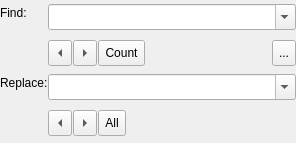
This is src/Sigil/Form_Files/FindReplace.ui in Sigil-Ebook/Sigil as Qt 5 draws it before an edit. The edited form follows.
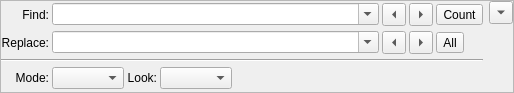
This is the edited form.

Commit message: Refactor Find/Replace to a widget that appears below the editor.

The edit to the form file:
```diff
--- a/src/Sigil/Form_Files/FindReplace.ui
+++ b/src/Sigil/Form_Files/FindReplace.ui
@@ -1,135 +1,67 @@
 <?xml version="1.0" encoding="UTF-8"?>
 <ui version="4.0">
  <class>FindReplace</class>
- <widget class="QDockWidget" name="FindReplace">
+ <widget class="QWidget" name="FindReplace">
   <property name="geometry">
    <rect>
     <x>0</x>
     <y>0</y>
-    <width>296</width>
-    <height>143</height>
+    <width>514</width>
+    <height>93</height>
    </rect>
   </property>
   <property name="sizePolicy">
-   <sizepolicy hsizetype="Preferred" vsizetype="Fixed">
+   <sizepolicy hsizetype="Preferred" vsizetype="Preferred">
     <horstretch>0</horstretch>
     <verstretch>0</verstretch>
    </sizepolicy>
   </property>
-  <property name="minimumSize">
-   <size>
-    <width>195</width>
-    <height>143</height>
-   </size>
-  </property>
-  <property name="maximumSize">
-   <size>
-    <width>524287</width>
-    <height>143</height>
-   </size>
-  </property>
   <property name="windowTitle">
    <string>Find / Replace</string>
   </property>
-  <widget class="QWidget" name="dockWidgetContents">
-   <property name="sizePolicy">
-    <sizepolicy hsizetype="Preferred" vsizetype="Minimum">
-     <horstretch>0</horstretch>
-     <verstretch>0</verstretch>
-    </sizepolicy>
+  <layout class="QHBoxLayout" name="horizontalLayout_2">
+   <property name="spacing">
+    <number>0</number>
    </property>
-   <layout class="QGridLayout" name="gridLayout">
-    <property name="leftMargin">
-     <number>0</number>
-    </property>
-    <property name="topMargin">
-     <number>0</number>
-    </property>
-    <property name="rightMargin">
-     <number>0</number>
-    </property>
-    <property name="bottomMargin">
-     <number>3</number>
-    </property>
-    <property name="spacing">
-     <number>0</number>
-    </property>
-    <item row="0" column="0">
-     <layout class="QVBoxLayout" name="verticalLayout_4">
-      <item>
-       <widget class="QLabel" name="findLabel">
-        <property name="minimumSize">
-         <size>
-          <width>0</width>
-          <height>26</height>
-         </size>
-        </property>
-        <property name="text">
-         <string>Find:</string>
-        </property>
-       </widget>
-      </item>
-      <item>
-       <spacer name="verticalSpacer">
-        <property name="orientation">
-         <enum>Qt::Vertical</enum>
-        </property>
-        <property name="sizeHint" stdset="0">
-         <size>
-          <width>0</width>
-          <height>0</height>
-         </size>
-        </property>
-       </spacer>
-      </item>
-     </layout>
-    </item>
-    <item row="0" column="1">
-     <layout class="QVBoxLayout" name="verticalLayout">
-      <property name="spacing">
-       <number>6</number>
+   <property name="margin">
+    <number>0</number>
+   </property>
+   <item>
+    <widget class="QFrame" name="frame">
+     <property name="frameShape">
+      <enum>QFrame::StyledPanel</enum>
+     </property>
+     <property name="frameShadow">
+      <enum>QFrame::Raised</enum>
+     </property>
+     <layout class="QHBoxLayout" name="horizontalLayout_3">
+      <property name="margin">
+       <number>0</number>
       </property>
       <item>
-       <widget class="QComboBox" name="cbFind">
-        <property name="sizePolicy">
-         <sizepolicy hsizetype="Expanding" vsizetype="Fixed">
-          <horstretch>0</horstretch>
-          <verstretch>0</verstretch>
-         </sizepolicy>
-        </property>
-        <property name="minimumSize">
-         <size>
-          <width>0</width>
-          <height>26</height>
-         </size>
-        </property>
-        <property name="editable">
-         <bool>true</bool>
-        </property>
-       </widget>
-      </item>
-      <item>
-       <layout class="QHBoxLayout" name="horizontalLayout_2">
+       <layout class="QGridLayout" name="gridLayout" columnstretch="0,1,0,0,0">
         <property name="spacing">
-         <number>1</number>
+         <number>3</number>
         </property>
-        <property name="topMargin">
-         <number>0</number>
-        </property>
-        <property name="bottomMargin">
-         <number>0</number>
-        </property>
-        <item>
+        <item row="0" column="0">
+         <widget class="QLabel" name="label">
+          <property name="text">
+           <string>Find:</string>
+          </property>
+          <property name="alignment">
+           <set>Qt::AlignRight|Qt::AlignTrailing|Qt::AlignVCenter</set>
+          </property>
+         </widget>
+        </item>
+        <item row="0" column="1">
+         <widget class="QComboBox" name="cbFind">
+          <property name="editable">
+           <bool>true</bool>
+          </property>
+         </widget>
+        </item>
+        <item row="0" column="2">
          <widget class="QToolButton" name="findPrevious">
-          <property name="minimumSize">
-           <size>
-            <width>0</width>
-            <height>26</height>
-           </size>
-          </property>
-          <property name="toolTip">
-           <string>Find previous.</string>
-          </property>
           <property name="text">
            <string>...</string>
           </property>
@@ -138,17 +70,8 @@
           </property>
          </widget>
         </item>
-        <item>
+        <item row="0" column="3">
          <widget class="QToolButton" name="findNext">
-          <property name="minimumSize">
-           <size>
-            <width>0</width>
-            <height>26</height>
-           </size>
-          </property>
-          <property name="toolTip">
-           <string>Find next.</string>
-          </property>
           <property name="text">
            <string>...</string>
           </property>
@@ -157,137 +80,32 @@
           </property>
          </widget>
         </item>
-        <item>
+        <item row="0" column="4">
          <widget class="QToolButton" name="count">
-          <property name="minimumSize">
-           <size>
-            <width>0</width>
-            <height>26</height>
-           </size>
-          </property>
-          <property name="toolTip">
-           <string>Count number of occurances.</string>
-          </property>
           <property name="text">
            <string>Count</string>
           </property>
-          <property name="toolButtonStyle">
-           <enum>Qt::ToolButtonTextOnly</enum>
-          </property>
          </widget>
         </item>
-        <item>
-         <spacer name="horizontalSpacer">
-          <property name="orientation">
-           <enum>Qt::Horizontal</enum>
-          </property>
-          <property name="sizeHint" stdset="0">
-           <size>
-            <width>40</width>
-            <height>20</height>
-           </size>
-          </property>
-         </spacer>
-        </item>
-        <item>
-         <widget class="QToolButton" name="advanced">
-          <property name="minimumSize">
-           <size>
-            <width>0</width>
-            <height>26</height>
-           </size>
-          </property>
-          <property name="toolTip">
-           <string>Advanced Search / Replace options.</string>
-          </property>
+        <item row="1" column="0">
+         <widget class="QLabel" name="label_2">
           <property name="text">
-           <string>...</string>
+           <string>Replace:</string>
           </property>
-          <property name="toolButtonStyle">
-           <enum>Qt::ToolButtonTextOnly</enum>
+          <property name="alignment">
+           <set>Qt::AlignRight|Qt::AlignTrailing|Qt::AlignVCenter</set>
           </property>
          </widget>
         </item>
-       </layout>
-      </item>
-     </layout>
-    </item>
-    <item row="1" column="0">
-     <layout class="QVBoxLayout" name="verticalLayout_5">
-      <item>
-       <widget class="QLabel" name="replaceLabel">
-        <property name="minimumSize">
-         <size>
-          <width>0</width>
-          <height>26</height>
-         </size>
-        </property>
-        <property name="text">
-         <string>Replace:</string>
-        </property>
-       </widget>
-      </item>
-      <item>
-       <spacer name="verticalSpacer_2">
-        <property name="orientation">
-         <enum>Qt::Vertical</enum>
-        </property>
-        <property name="sizeHint" stdset="0">
-         <size>
-          <width>0</width>
-          <height>0</height>
-         </size>
-        </property>
-       </spacer>
-      </item>
-     </layout>
-    </item>
-    <item row="1" column="1">
-     <layout class="QVBoxLayout" name="verticalLayout_2">
-      <property name="spacing">
-       <number>6</number>
-      </property>
-      <item>
-       <widget class="QComboBox" name="cbReplace">
-        <property name="sizePolicy">
-         <sizepolicy hsizetype="Expanding" vsizetype="Fixed">
-          <horstretch>0</horstretch>
-          <verstretch>0</verstretch>
-         </sizepolicy>
-        </property>
-        <property name="minimumSize">
-         <size>
-          <width>0</width>
-          <height>26</height>
-         </size>
-        </property>
-        <property name="editable">
-         <bool>true</bool>
-        </property>
-       </widget>
-      </item>
-      <item>
-       <layout class="QHBoxLayout" name="horizontalLayout_3">
-        <property name="spacing">
-         <number>1</number>
-        </property>
-        <property name="topMargin">
-         <number>0</number>
-        </property>
-        <property name="bottomMargin">
-         <number>0</number>
-        </property>
-        <item>
+        <item row="1" column="1">
+         <widget class="QComboBox" name="cbReplace">
+          <property name="editable">
+           <bool>true</bool>
+          </property>
+         </widget>
+        </item>
+        <item row="1" column="2">
          <widget class="QToolButton" name="replacePrevious">
-          <property name="minimumSize">
-           <size>
-            <width>0</width>
-            <height>26</height>
-           </size>
-          </property>
-          <property name="toolTip">
-           <string>Replace previous.</string>
-          </property>
           <property name="text">
            <string>...</string>
           </property>
@@ -296,17 +114,8 @@
           </property>
          </widget>
         </item>
-        <item>
+        <item row="1" column="3">
          <widget class="QToolButton" name="replaceNext">
-          <property name="minimumSize">
-           <size>
-            <width>0</width>
-            <height>26</height>
-           </size>
-          </property>
-          <property name="toolTip">
-           <string>Replace next.</string>
-          </property>
           <property name="text">
            <string>...</string>
           </property>
@@ -315,34 +124,86 @@
           </property>
          </widget>
         </item>
-        <item>
+        <item row="1" column="4">
          <widget class="QToolButton" name="replaceAll">
-          <property name="minimumSize">
-           <size>
-            <width>0</width>
-            <height>26</height>
-           </size>
-          </property>
-          <property name="toolTip">
-           <string>Replace all occurances.</string>
-          </property>
           <property name="text">
            <string>All</string>
           </property>
-          <property name="toolButtonStyle">
-           <enum>Qt::ToolButtonTextOnly</enum>
-          </property>
          </widget>
         </item>
-        <item>
-         <spacer name="horizontalSpacer_2">
+        <item row="2" column="0" colspan="5">
+         <widget class="Line" name="line">
           <property name="orientation">
            <enum>Qt::Horizontal</enum>
           </property>
+         </widget>
+        </item>
+        <item row="3" column="0">
+         <widget class="QLabel" name="label_4">
+          <property name="text">
+           <string>Mode:</string>
+          </property>
+          <property name="alignment">
+           <set>Qt::AlignRight|Qt::AlignTrailing|Qt::AlignVCenter</set>
+          </property>
+         </widget>
+        </item>
+        <item row="3" column="1" colspan="4">
+         <layout class="QHBoxLayout" name="horizontalLayout" stretch="0,0,0,0">
+          <item>
+           <widget class="QComboBox" name="cbSearchMode"/>
+          </item>
+          <item>
+           <widget class="QLabel" name="label_3">
+            <property name="text">
+             <string>Look:</string>
+            </property>
+            <property name="alignment">
+             <set>Qt::AlignRight|Qt::AlignTrailing|Qt::AlignVCenter</set>
+            </property>
+           </widget>
+          </item>
+          <item>
+           <widget class="QComboBox" name="cbLookWhere"/>
+          </item>
+          <item>
+           <spacer name="horizontalSpacer">
+            <property name="orientation">
+             <enum>Qt::Horizontal</enum>
+            </property>
+            <property name="sizeHint" stdset="0">
+             <size>
+              <width>40</width>
+              <height>20</height>
+             </size>
+            </property>
+           </spacer>
+          </item>
+         </layout>
+        </item>
+       </layout>
+      </item>
+      <item>
+       <layout class="QVBoxLayout" name="verticalLayout">
+        <item>
+         <widget class="QToolButton" name="close">
+          <property name="text">
+           <string>...</string>
+          </property>
+          <property name="arrowType">
+           <enum>Qt::DownArrow</enum>
+          </property>
+         </widget>
+        </item>
+        <item>
+         <spacer name="verticalSpacer">
+          <property name="orientation">
+           <enum>Qt::Vertical</enum>
+          </property>
           <property name="sizeHint" stdset="0">
            <size>
-            <width>40</width>
-            <height>20</height>
+            <width>20</width>
+            <height>40</height>
            </size>
           </property>
          </spacer>
@@ -350,9 +211,9 @@
        </layout>
       </item>
      </layout>
-    </item>
-   </layout>
-  </widget>
+    </widget>
+   </item>
+  </layout>
  </widget>
  <resources/>
  <connections/>
```
Left out of the diff: 2 changed lines with no effect on the pictures. The commit also changes 14 other files.
